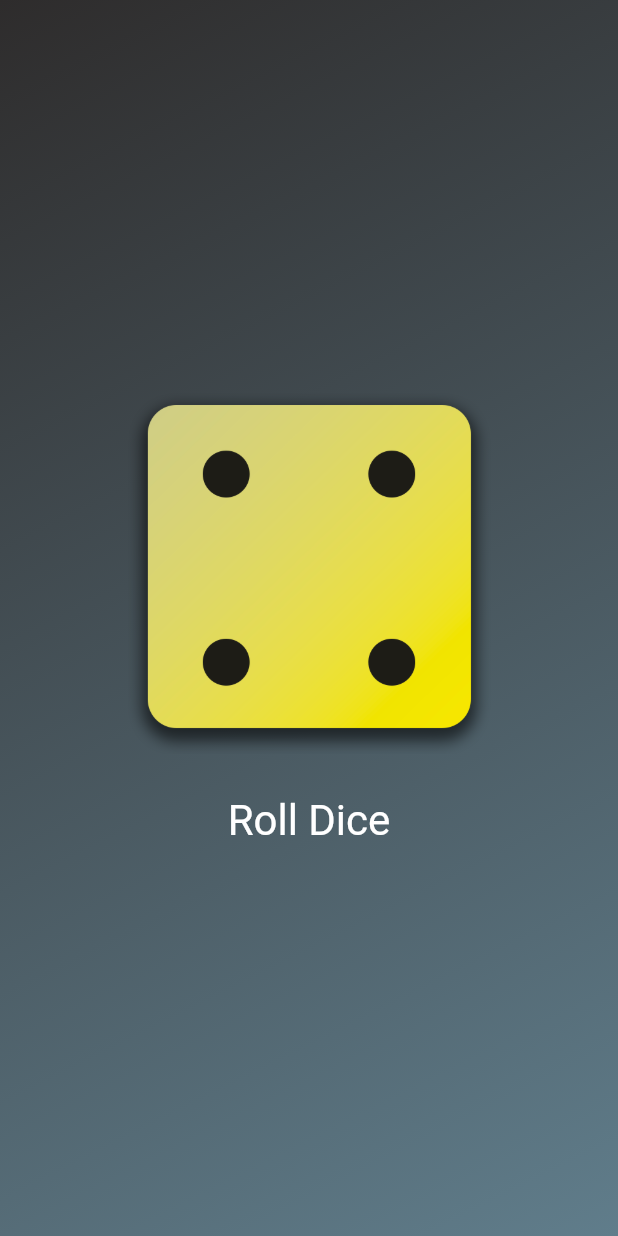
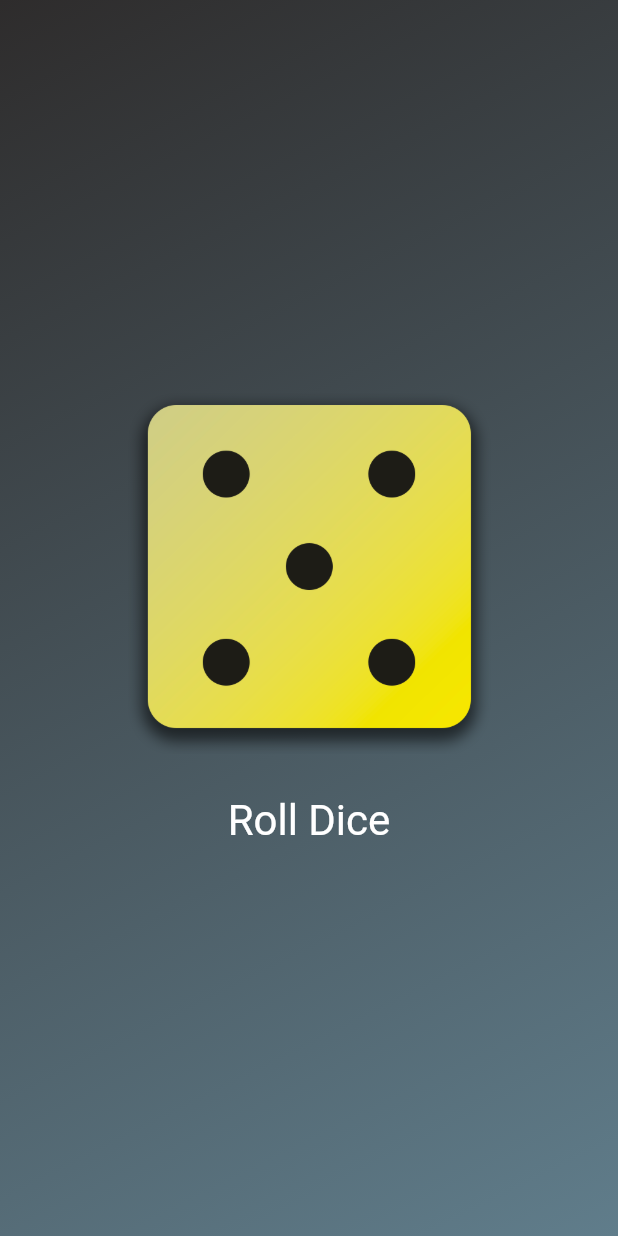
Before and after one commit to Mudasirsaeed032/RollDiceApp, a Flutter app: the screen it shows after launch, after a tap on "Roll Dice", on a phone screen of 412 x 824 dp. Run offline on Flutter 3.47's test engine with Material 3 defaults, Android fonts, the phone set to English and light mode, and no system bars.

Commit message:
Roll dice app completed

```diff
--- a/lib/dice_roller.dart
+++ b/lib/dice_roller.dart
@@ -1,4 +1,7 @@
 import 'package:flutter/material.dart';
+import 'dart:math';
+
+final randomizer = Random();
 
 class DiceRoller extends StatefulWidget {
   const DiceRoller({super.key});
@@ -10,11 +13,11 @@ class DiceRoller extends StatefulWidget {
 }
 
 class _DiceRollerState extends State<DiceRoller> {
-  var activDiceImage = 'assets/images/dice-2.png';
+  var currentDiceRoll = 2;
 
   void rollDice() {
     setState(() {
-      activDiceImage = 'assets/images/dice-4.png';
+      currentDiceRoll = randomizer.nextInt(6) + 1;
     });
   }
 
@@ -23,7 +26,7 @@ class _DiceRollerState extends State<DiceRoller> {
     return Column(
       mainAxisSize: MainAxisSize.min,
       children: [
-        Image.asset(activDiceImage, width: 250),
+        Image.asset('assets/images/dice-$currentDiceRoll.png', width: 250),
         const SizedBox(height: 20),
         TextButton(
           onPressed: rollDice,
```
